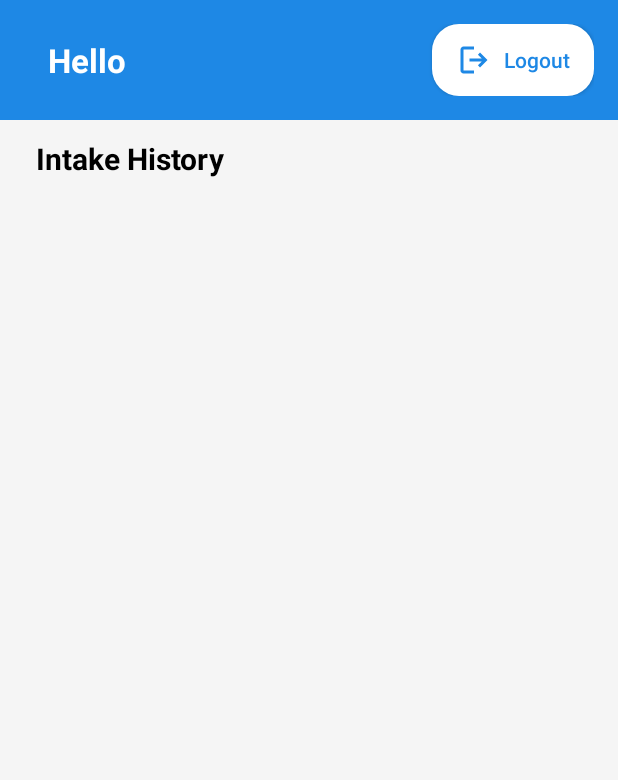
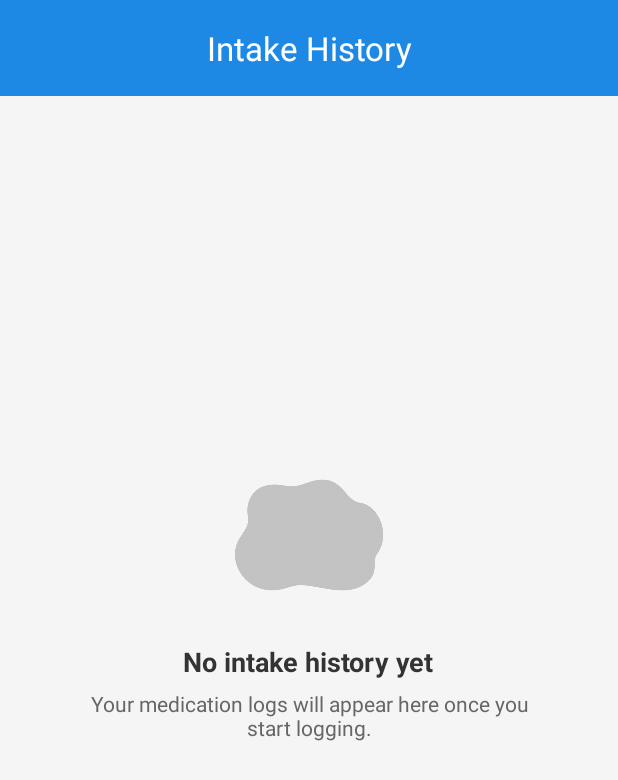
Before and after one commit to di-wee/MediMind, an Android app: the fragment IntakeHistoryFragment shown on its own in the app's theme, on a phone screen of 412 x 824 dp. Shown: the top 780 px of the screen. Run offline under Robolectric (Android 15) with nearby library versions, the phone set to English and light mode, and no system bars.

Commit message:
Update of Intake History Fragment 2

```diff
--- a/android/app/src/main/java/com/example/medimind/IntakeHistoryFragment.kt
+++ b/android/app/src/main/java/com/example/medimind/IntakeHistoryFragment.kt
@@ -5,14 +5,11 @@ import android.os.Bundle
 import android.view.LayoutInflater
 import android.view.View
 import android.view.ViewGroup
-import android.widget.Button
 import android.widget.LinearLayout
 import android.widget.ProgressBar
-import android.widget.TextView
 import android.widget.Toast
 import androidx.fragment.app.Fragment
 import androidx.lifecycle.lifecycleScope
-import androidx.navigation.findNavController
 import androidx.recyclerview.widget.LinearLayoutManager
 import androidx.recyclerview.widget.RecyclerView
 import com.example.medimind.adapters.HistoryRow
@@ -33,11 +30,6 @@ class IntakeHistoryFragment : Fragment() {
     override fun onViewCreated(view: View, savedInstanceState: Bundle?) {
         super.onViewCreated(view, savedInstanceState)
 
-        // Top bar views (from included layout)
-        val greetingTextView = view.findViewById<TextView>(R.id.topGreetingText)
-        val logoutButton = view.findViewById<Button>(R.id.logoutButton)
-
-        // Content views
         val progressBar = view.findViewById<ProgressBar>(R.id.progressBar)
         val emptyState = view.findViewById<LinearLayout>(R.id.emptyState)
         val recyclerView = view.findViewById<RecyclerView>(R.id.intakeHistoryRecyclerView).apply {
@@ -47,18 +39,12 @@ class IntakeHistoryFragment : Fragment() {
         val sharedPref = requireActivity().getSharedPreferences("MyPrefs", Context.MODE_PRIVATE)
         val patientId = sharedPref.getString("patientId", null)
 
-        if (patientId != null) {
-            // Greeting
-            viewLifecycleOwner.lifecycleScope.launch {
-                try {
-                    val profile = ApiClient.retrofitService.getPatient(patientId)
-                    greetingTextView.text = "Hello, ${profile.firstName}"
-                } catch (_: Exception) {
-                    greetingTextView.text = "Hello"
-                }
+        if (patientId == null) {
+            emptyState.visibility = View.VISIBLE
+            recyclerView.visibility = View.GONE
+            return
         }
 
-            // Load & style intake history
         progressBar.visibility = View.VISIBLE
         emptyState.visibility = View.GONE
         recyclerView.visibility = View.GONE
@@ -68,7 +54,6 @@ class IntakeHistoryFragment : Fragment() {
                 val response: List<IntakeHistoryResponse> =
                     ApiClient.retrofitService.getIntakeHistory(patientId)
 
-                    // Build flat list for styled adapter
                 val flatRows = buildStyledRows(response)
 
                 progressBar.visibility = View.GONE
@@ -91,25 +76,11 @@ class IntakeHistoryFragment : Fragment() {
                 ).show()
             }
         }
-        } else {
-            greetingTextView.text = "Hello"
-        }
-
-        // Logout
-        logoutButton.setOnClickListener {
-            sharedPref.edit().clear().apply()
-            Toast.makeText(requireContext(), "Logged out successfully", Toast.LENGTH_SHORT).show()
-            val navController = requireActivity().findNavController(R.id.nav_host_fragment)
-            val navOptions = androidx.navigation.NavOptions.Builder()
-                .setPopUpTo(R.id.mainFragment, true)
-                .build()
-            navController.navigate(R.id.loginFragment, null, navOptions)
-        }
     }
 
     /**
-     * Convert API list into a flat list of:
-     *  DateHeader -> StatusHeader(MISSED) -> missed rows -> StatusHeader(TAKEN) -> taken rows
+     * Builds a flat list like:
+     * DateHeader -> StatusHeader(MISSED) -> missed meds -> StatusHeader(TAKEN) -> taken meds
      */
     private fun buildStyledRows(response: List<IntakeHistoryResponse>): List<HistoryRow> {
         if (response.isEmpty()) return emptyList()
@@ -119,27 +90,22 @@ class IntakeHistoryFragment : Fragment() {
 
         val rows = mutableListOf<HistoryRow>()
 
-        // Group by date string "yyyy-MM-dd" then sort by date desc
         response.groupBy { it.scheduledTime.substring(0, 10) }
-            .toSortedMap(compareByDescending { it }) // newest first
+            .toSortedMap(compareByDescending { it }) // newest date first
             .forEach { (dateStr, itemsForDate) ->
 
-                // Nice date label like "Sunday, 10 Aug"
                 val dateLabel = runCatching { sdfOut.format(sdfIn.parse(dateStr)!!) }
                     .getOrElse { dateStr }
                 rows += HistoryRow.DateHeader(dateLabel)
 
-                // Split into missed / taken
                 val (taken, missed) = itemsForDate.partition { it.status.equals("TAKEN", true) }
 
-                // MISSED section
                 rows += HistoryRow.StatusHeader(label = "Missed", count = missed.size, isMissed = true)
                 rows += missed.map {
-                    val time = it.scheduledTime.substring(11, 16) // "HH:mm"
+                    val time = it.scheduledTime.substring(11, 16)
                     HistoryRow.MedRow(name = it.medicationName, time = time, taken = false)
                 }
 
-                // TAKEN section
                 rows += HistoryRow.StatusHeader(label = "Taken", count = taken.size, isMissed = false)
                 rows += taken.map {
                     val time = it.scheduledTime.substring(11, 16)
--- a/android/app/src/main/res/layout/fragment_intake_history.xml
+++ b/android/app/src/main/res/layout/fragment_intake_history.xml
@@ -1,62 +1,61 @@
 <?xml version="1.0" encoding="utf-8"?>
 <LinearLayout
     xmlns:android="http://schemas.android.com/apk/res/android"
+    xmlns:app="http://schemas.android.com/apk/res-auto"
     xmlns:tools="http://schemas.android.com/tools"
-    android:id="@+id/intakeHistoryLayout"
+    android:orientation="vertical"
     android:layout_width="match_parent"
     android:layout_height="match_parent"
-    android:orientation="vertical"
     android:fitsSystemWindows="true"
-    android:background="#F5F5F5"
-    tools:context=".IntakeHistoryFragment">
+    android:background="#F5F5F5">
 
-    <!-- Reusable top navigation bar (Hello + Logout) -->
-    <include
-        layout="@layout/top_nav_bar"
+    <!-- Top App Bar: centered title, same style as Profile -->
+    <com.google.android.material.appbar.MaterialToolbar
+        android:id="@+id/topAppBar"
         android:layout_width="match_parent"
-        android:layout_height="wrap_content" />
+        android:layout_height="?attr/actionBarSize"
+        android:background="?attr/colorPrimary"
+        app:title="Intake History"
+        app:titleCentered="true"
+        app:titleTextColor="@android:color/white"
+        app:contentInsetStartWithNavigation="0dp" />
 
-    <!-- Screen title -->
-    <TextView
-        android:id="@+id/historyTitle"
+    <!-- Content container -->
+    <FrameLayout
         android:layout_width="match_parent"
-        android:layout_height="wrap_content"
-        android:text="Intake History"
-        android:textSize="20sp"
-        android:textStyle="bold"
-        android:textColor="@android:color/black"
-        android:paddingStart="24dp"
-        android:paddingEnd="24dp"
-        android:paddingTop="12dp"
-        android:paddingBottom="8dp" />
+        android:layout_height="0dp"
+        android:layout_weight="1"
+        android:clipToPadding="false"
+        android:paddingBottom="96dp">
 
-    <!-- Progress indicator -->
-    <ProgressBar
-        android:id="@+id/progressBar"
-        style="?android:attr/progressBarStyle"
-        android:layout_width="wrap_content"
-        android:layout_height="wrap_content"
-        android:layout_gravity="center_horizontal"
-        android:visibility="gone"
-        android:indeterminate="true"
+        <!-- History list -->
+        <androidx.recyclerview.widget.RecyclerView
+            android:id="@+id/intakeHistoryRecyclerView"
+            android:layout_width="match_parent"
+            android:layout_height="match_parent"
+            android:paddingStart="16dp"
+            android:paddingEnd="16dp"
             android:paddingTop="8dp"
-        android:paddingBottom="8dp" />
+            android:paddingBottom="8dp"
+            android:clipToPadding="false"
+            tools:listitem="@layout/row_history_med" />
 
         <!-- Empty state -->
         <LinearLayout
             android:id="@+id/emptyState"
             android:layout_width="match_parent"
-        android:layout_height="wrap_content"
+            android:layout_height="match_parent"
+            android:gravity="center"
             android:orientation="vertical"
-        android:gravity="center"
-        android:padding="24dp"
-        android:visibility="gone">
+            android:visibility="gone"
+            android:padding="24dp">
 
             <ImageView
                 android:layout_width="120dp"
                 android:layout_height="120dp"
                 android:src="@drawable/med_schedule_placeholder"
                 android:contentDescription="@string/app_name"
+                android:tint="#BDBDBD"
                 android:alpha="0.9" />
 
             <TextView
@@ -64,14 +63,14 @@
                 android:layout_height="wrap_content"
                 android:text="No intake history yet"
                 android:textStyle="bold"
-            android:textSize="16sp"
-            android:textColor="@android:color/black"
+                android:textSize="18sp"
+                android:textColor="#333333"
                 android:layout_marginTop="12dp" />
 
             <TextView
                 android:layout_width="wrap_content"
                 android:layout_height="wrap_content"
-            android:text="When you record medication intakes, they’ll show up here."
+                android:text="Your medication logs will appear here once you start logging."
                 android:textSize="14sp"
                 android:textColor="#666666"
                 android:gravity="center"
@@ -80,17 +79,14 @@
                 android:paddingEnd="24dp" />
         </LinearLayout>
 
-    <!-- RecyclerView list -->
-    <androidx.recyclerview.widget.RecyclerView
-        android:id="@+id/intakeHistoryRecyclerView"
-        android:layout_width="match_parent"
-        android:layout_height="0dp"
-        android:layout_weight="1"
-        android:clipToPadding="false"
-        android:paddingStart="16dp"
-        android:paddingEnd="16dp"
-        android:paddingBottom="16dp"
-        android:scrollbars="vertical"
-        tools:listitem="@layout/item_intake_group" />
+        <!-- Progress indicator -->
+        <ProgressBar
+            android:id="@+id/progressBar"
+            style="?android:attr/progressBarStyleLarge"
+            android:layout_width="wrap_content"
+            android:layout_height="wrap_content"
+            android:layout_gravity="center"
+            android:visibility="gone" />
+    </FrameLayout>
 
 </LinearLayout>
```
Lines whose indentation alone changed are shown as unchanged.
